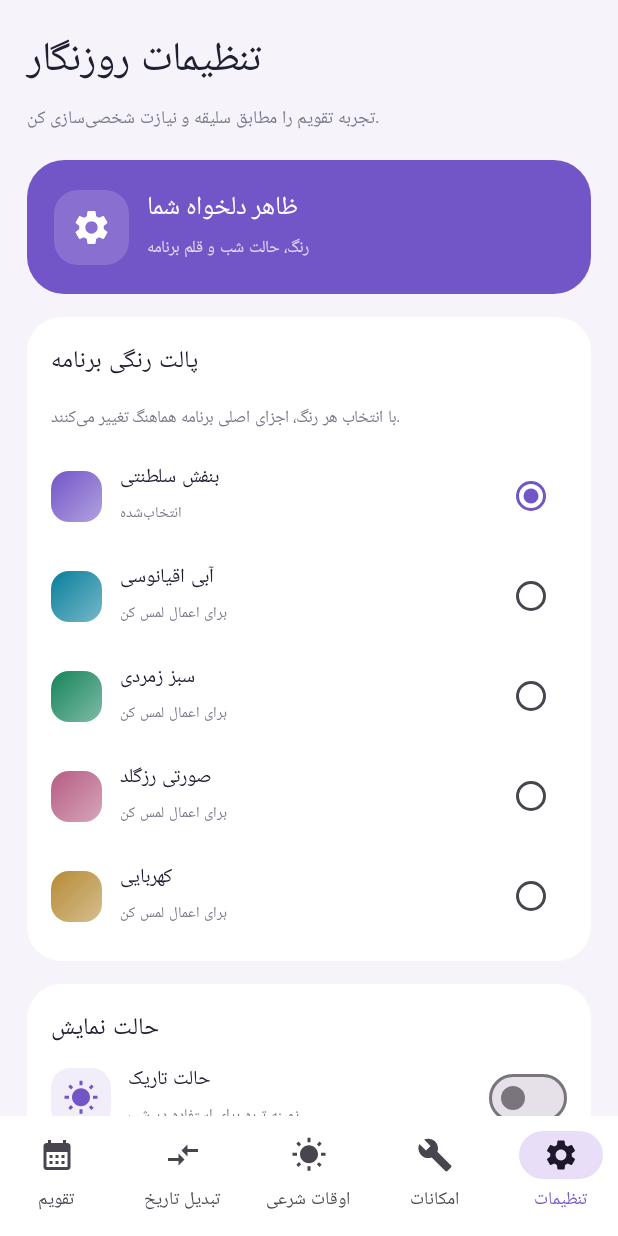
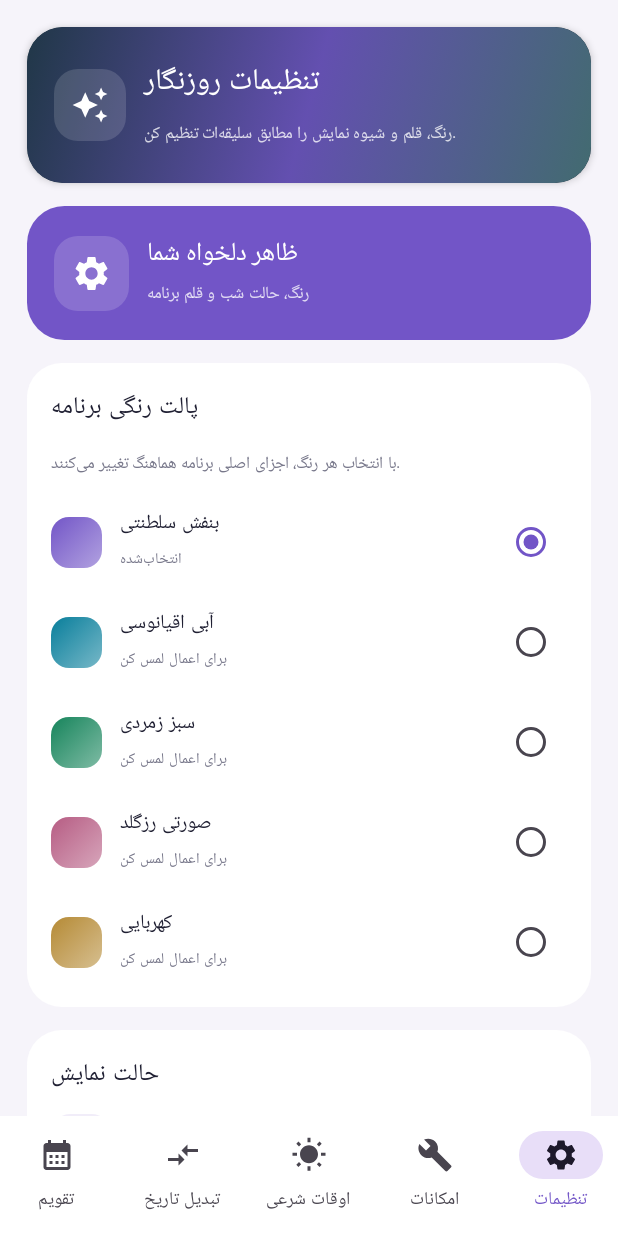
Before and after one commit to mohsen64ehsani-beep/PersianCalendarApp, an Android app built with Jetpack Compose: the screen it shows after launch (MainActivity), item 5 of the bottom bar chosen, on a phone screen of 412 x 824 dp. Run offline under Robolectric (Android 15) with nearby library versions, the phone set to English and light mode, and no system bars; libraries missing offline, so code that uses them is left out: io.github.abdulwaheds.prayertimeplus; Roboto replaces fonts that are not available here; 1 statement that could not run was skipped.

Commit message:
Unify prayer and settings visual headers

```diff
--- a/app/src/main/java/ir/persiancalendar/app/MainActivity.kt
+++ b/app/src/main/java/ir/persiancalendar/app/MainActivity.kt
@@ -892,6 +892,34 @@ private val IranianCities = listOf(
     IranianCity("یزد", 31.8974, 54.3569)
 )
 
+
+@Composable
+private fun DaynegarSectionHero(title: String, subtitle: String, accent: Color) {
+    Card(
+        modifier = Modifier.fillMaxWidth(),
+        shape = RoundedCornerShape(24.dp),
+        colors = CardDefaults.cardColors(containerColor = Color(0xFF203747)),
+        elevation = CardDefaults.cardElevation(defaultElevation = 3.dp)
+    ) {
+        Box(
+            Modifier.fillMaxWidth().background(
+                Brush.linearGradient(listOf(Color(0xFF203747), accent.copy(alpha = .82f), Color(0xFF426B70))),
+                RoundedCornerShape(24.dp)
+            ).padding(horizontal = 18.dp, vertical = 20.dp)
+        ) {
+            Row(Modifier.fillMaxWidth(), verticalAlignment = Alignment.CenterVertically) {
+                Box(Modifier.size(48.dp).background(Color.White.copy(alpha = .14f), RoundedCornerShape(16.dp)), contentAlignment = Alignment.Center) {
+                    Icon(Icons.Default.AutoAwesome, null, tint = Color.White, modifier = Modifier.size(25.dp))
+                }
+                Column(Modifier.weight(1f).padding(start = 12.dp), verticalArrangement = Arrangement.spacedBy(5.dp)) {
+                    Text(title, color = Color.White, fontSize = 20.sp, fontWeight = FontWeight.ExtraBold)
+                    Text(subtitle, color = Color.White.copy(alpha = .78f), fontSize = 11.sp)
+                }
+            }
+        }
+    }
+}
+
 @Composable
 private fun PrayerTimesPage(accent: Color) {
     val context = LocalContext.current
@@ -960,10 +988,7 @@ private fun PrayerTimesPage(accent: Color) {
     }
     val nextPrayer = prayerMoments.firstOrNull { it.atMillis > now }
     Column(Modifier.fillMaxSize().verticalScroll(rememberScrollState()).padding(18.dp), verticalArrangement = Arrangement.spacedBy(15.dp)) {
-        Column(verticalArrangement = Arrangement.spacedBy(4.dp)) {
-            Text("اوقات شرعی", color = Ink, fontSize = 27.sp, fontWeight = FontWeight.ExtraBold)
-            Text(dateLabel + " · محاسبه بر پایه موقعیت شهر انتخابی", color = Muted, fontSize = 12.sp)
-        }
+        DaynegarSectionHero("اوقات شرعی", dateLabel + " · محاسبه بر پایه موقعیت شهر انتخابی", accent)
         Card(modifier = Modifier.fillMaxWidth(), shape = RoundedCornerShape(28.dp), colors = CardDefaults.cardColors(containerColor = accent)) {
             Box(Modifier.fillMaxWidth().background(Brush.linearGradient(listOf(accent, accent.copy(alpha = .78f), Color(0xFF263653))), RoundedCornerShape(28.dp)).padding(20.dp)) {
                 Column(verticalArrangement = Arrangement.spacedBy(10.dp)) {
@@ -1067,10 +1092,7 @@ private fun SettingsPage(
     val fontSamples = listOf("نمونه نمایش متن فارسی", "روزنگار؛ همراه هر روز", "تقویم هوشمند زندگی", "لحظه‌ها را به خاطر بسپار")
     val surface = MaterialTheme.colorScheme.surface
     Column(Modifier.fillMaxSize().verticalScroll(rememberScrollState()).padding(18.dp), verticalArrangement = Arrangement.spacedBy(15.dp)) {
-        Column(verticalArrangement = Arrangement.spacedBy(4.dp)) {
-            Text("تنظیمات روزنگار", color = Ink, fontSize = 27.sp, fontWeight = FontWeight.ExtraBold)
-            Text("تجربه تقویم را مطابق سلیقه و نیازت شخصی‌سازی کن.", color = Muted, fontSize = 12.sp)
-        }
+        DaynegarSectionHero("تنظیمات روزنگار", "رنگ، قلم و شیوه نمایش را مطابق سلیقه‌ات تنظیم کن.", accent)
         Card(colors = CardDefaults.cardColors(containerColor = accent), shape = RoundedCornerShape(25.dp)) {
             Row(Modifier.fillMaxWidth().padding(18.dp), verticalAlignment = Alignment.CenterVertically) {
                 Box(Modifier.size(50.dp).background(Color.White.copy(alpha = .16f), RoundedCornerShape(16.dp)), contentAlignment = Alignment.Center) {
```
